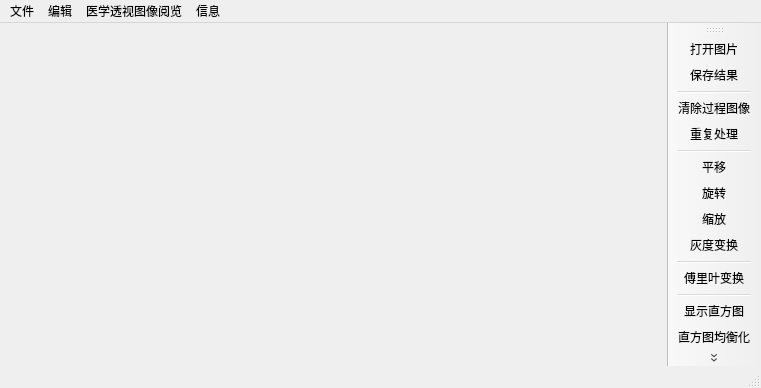
This is DigitallmageProcessing/DigitallmageProcessing.ui in YanLin02/DigitalImageProcessing as Qt 5 draws it before an edit. The edited form follows.
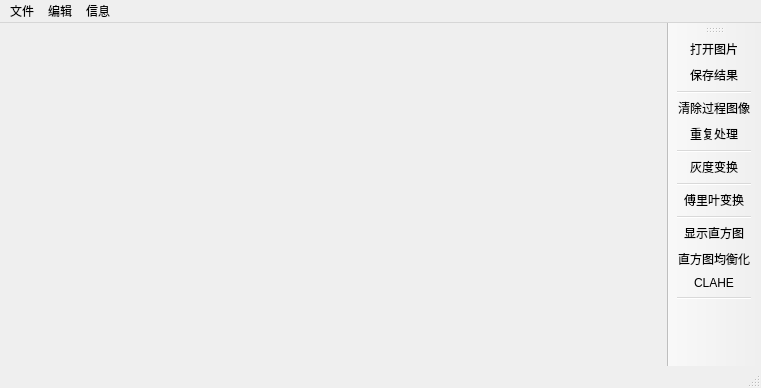
This is the edited form.

Commit message: 搭建形态学框架

Patch:
```diff
--- a/DigitallmageProcessing/DigitallmageProcessing.ui
+++ b/DigitallmageProcessing/DigitallmageProcessing.ui
@@ -85,12 +85,8 @@
     <addaction name="menuNoiceProcess"/>
     <addaction name="menu"/>
     <addaction name="separator"/>
-    <addaction name="menuGeo"/>
-   </widget>
-   <widget class="QMenu" name="menuPerspective">
-    <property name="title">
-     <string>医学透视图像阅览</string>
-    </property>
+    <addaction name="menu_2"/>
+    <addaction name="menu_3"/>
    </widget>
    <widget class="QMenu" name="menuInfo">
     <property name="title">
@@ -101,7 +97,6 @@
    </widget>
    <addaction name="menuOpen"/>
    <addaction name="menuOperat"/>
-   <addaction name="menuPerspective"/>
    <addaction name="menuInfo"/>
   </widget>
   <widget class="QToolBar" name="mainToolBar">
@@ -117,9 +112,6 @@
    <addaction name="actionCleanImage"/>
    <addaction name="action_Retreatment"/>
    <addaction name="separator"/>
-   <addaction name="actionTranslation"/>
-   <addaction name="actionRotate"/>
-   <addaction name="actionScale"/>
    <addaction name="actionGray"/>
    <addaction name="separator"/>
    <addaction name="actionFourier"/>
@@ -140,21 +132,6 @@
     <string>灰度变换</string>
    </property>
   </action>
-  <action name="actionTranslation">
-   <property name="text">
-    <string>平移</string>
-   </property>
-  </action>
-  <action name="actionRotate">
-   <property name="text">
-    <string>旋转</string>
-   </property>
-  </action>
-  <action name="actionScale">
-   <property name="text">
-    <string>缩放</string>
-   </property>
-  </action>
   <action name="actionFourier">
    <property name="text">
     <string>傅里叶变换</string>
```
Left out of the diff: 54 changed lines with no effect on the pictures. The commit also changes 2 other files.
